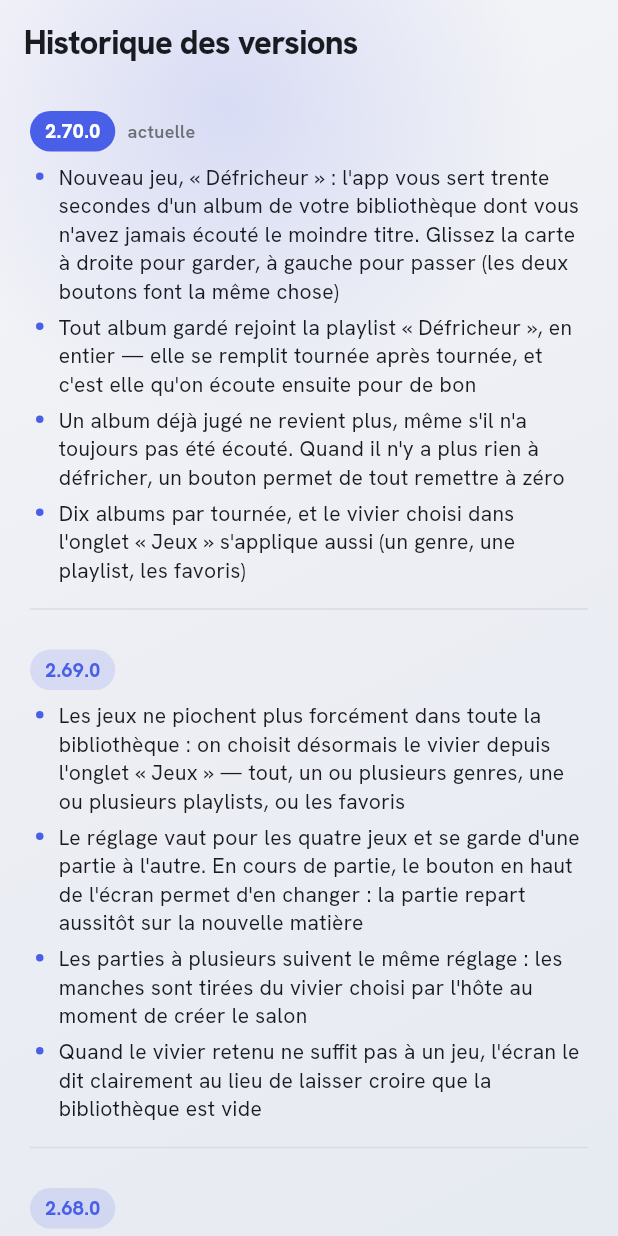
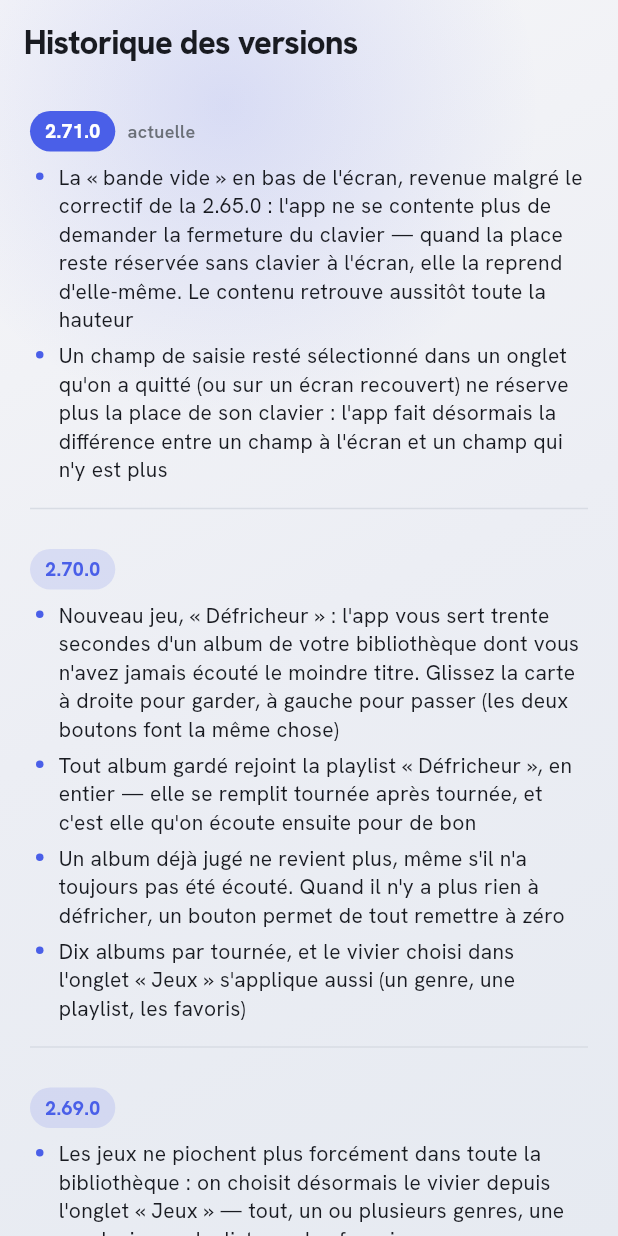
Before and after one commit to gullify/gullify, a Flutter app: the ChangelogScreen screen opened by its route, on a phone screen of 412 x 824 dp. Run offline on Flutter 3.47's test engine with Material 3 defaults, Android fonts, the phone set to English and light mode, and no system bars; our stand-ins replace audio_service, cached_network_image, dio, flutter_riverpod, flutter_secure_storage, freezed_annotation and 7 more; missing offline and left inert: audio_session, home_widget, record; accounts and stored records are empty; statements that could not run were skipped.

Commit message:
App 2.71.0 : la bande vide du clavier, pour de bon (idée #41)
Le correctif de la 2.65.0 ne suffisait pas : il demandait la fermeture de
l'IME, ce qui ne change rien quand le clavier est DÉJÀ fermé et que seul
son inset est resté collé. La place restait donc réservée, vide.

- KeyboardInsetGuard neutralise maintenant l'inset lui-même (MediaQuery
  fabriqué au-dessus du navigateur) quand il constate un inset de clavier
  sans champ à l'écran : la bande est rendue même si le système ne relâche
  jamais l'inset. La neutralisation est levée dès que l'inset disparaît ou
  qu'un champ reprend le focus.
- Le garde ne se réveille plus seulement sur les métriques : changement de
  focus et retour dans l'app le réveillent aussi (un inset restauré au
  retour d'arrière-plan n'était rattrapé par personne).
- « Champ focalisé = clavier légitime » devient « champ focalisé ET à
  l'écran » : un champ d'un onglet masqué (l'IndexedStack du shell garde la
  branche vivante) ou d'un écran recouvert gardait le focus, donc la bande,
  indéfiniment. TickerMode sépare les deux cas.

Tests : keyboard_guard_test.dart passe de 3 à 4 cas et vérifie désormais
l'inset vu SOUS le garde (le Scaffold absorbant le sien, les tests
n'auraient rien prouvé).

Co-Authored-By: Claude Opus 5 (1M context) <noreply@anthropic.com>

```diff
--- a/app/lib/changelog.dart
+++ b/app/lib/changelog.dart
@@ -8,6 +8,17 @@ class ReleaseNote {
 }
 
 const kChangelog = <ReleaseNote>[
+  ReleaseNote('2.71.0', [
+    'La « bande vide » en bas de l\'écran, revenue malgré le correctif de la '
+        '2.65.0 : l\'app ne se contente plus de demander la fermeture du '
+        'clavier — quand la place reste réservée sans clavier à l\'écran, elle '
+        'la reprend d\'elle-même. Le contenu retrouve aussitôt toute la '
+        'hauteur',
+    'Un champ de saisie resté sélectionné dans un onglet qu\'on a quitté (ou '
+        'sur un écran recouvert) ne réserve plus la place de son clavier : '
+        'l\'app fait désormais la différence entre un champ à l\'écran et un '
+        'champ qui n\'y est plus',
+  ]),
   ReleaseNote('2.70.0', [
     'Nouveau jeu, « Défricheur » : l\'app vous sert trente secondes d\'un '
         'album de votre bibliothèque dont vous n\'avez jamais écouté le '
--- a/app/lib/screens/settings_screen.dart
+++ b/app/lib/screens/settings_screen.dart
@@ -15,7 +15,7 @@ import '../state/offline.dart';
 import '../theme.dart';
 import '../widgets/update_dialog.dart';
 
-const appVersion = '2.70.0';
+const appVersion = '2.71.0';
 
 class SettingsScreen extends ConsumerWidget {
   const SettingsScreen({super.key});
--- a/app/pubspec.yaml
+++ b/app/pubspec.yaml
@@ -18,7 +18,7 @@ publish_to: 'none' # Remove this line if you wish to publish to pub.dev
 # of the product and file versions while build-number is used as the build suffix.
 # versionCode : doit rester supérieur à 26 (dernier code de l'ancienne app
 # pixelplay) pour que son auto-updater propose la migration vers la v2.
-version: 2.70.0+104
+version: 2.71.0+105
 
 environment:
   sdk: ^3.12.2
```
Also changed, not shown: app/lib/widgets/keyboard_guard.dart (+75 -11 lines), 1 other file.
